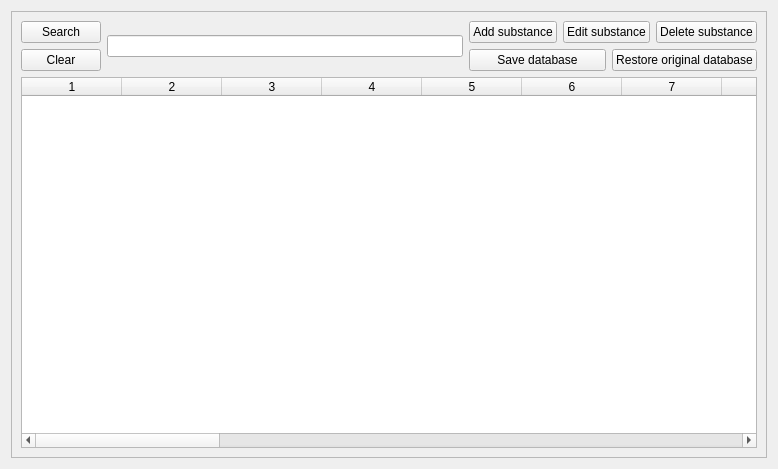
First picture: the form in designer/db_ui.ui, repository marcusbfs/Sindri, before the edit.
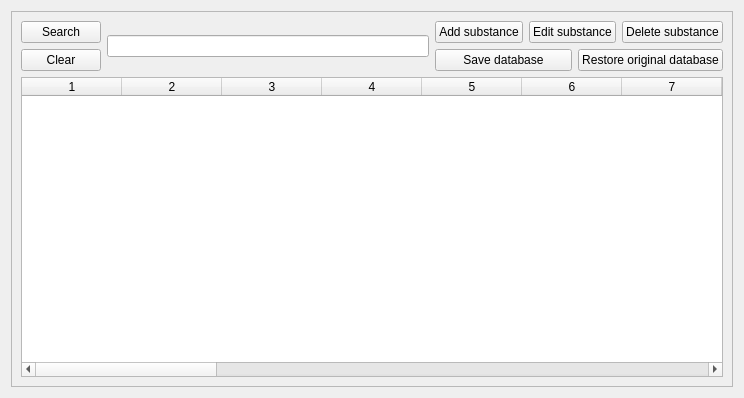
Second picture: the form after the edit.

The edit to the form file:
```diff
--- a/designer/db_ui.ui
+++ b/designer/db_ui.ui
@@ -12,10 +12,22 @@
    <rect>
     <x>0</x>
     <y>0</y>
-    <width>778</width>
-    <height>469</height>
+    <width>744</width>
+    <height>398</height>
    </rect>
   </property>
+  <property name="minimumSize">
+   <size>
+    <width>600</width>
+    <height>250</height>
+   </size>
+  </property>
+  <property name="maximumSize">
+   <size>
+    <width>16777215</width>
+    <height>16777215</height>
+   </size>
+  </property>
   <property name="windowTitle">
    <string>Database</string>
   </property>
@@ -30,8 +42,8 @@
        <rect>
         <x>0</x>
         <y>0</y>
-        <width>758</width>
-        <height>449</height>
+        <width>724</width>
+        <height>378</height>
        </rect>
       </property>
       <layout class="QGridLayout" name="gridLayout_2">
@@ -146,7 +158,7 @@
             <number>0</number>
            </property>
            <property name="columnCount">
-            <number>27</number>
+            <number>26</number>
            </property>
            <attribute name="horizontalHeaderVisible">
             <bool>true</bool>
@@ -183,7 +195,6 @@
            <column/>
            <column/>
            <column/>
-           <column/>
           </widget>
          </item>
         </layout>
```
